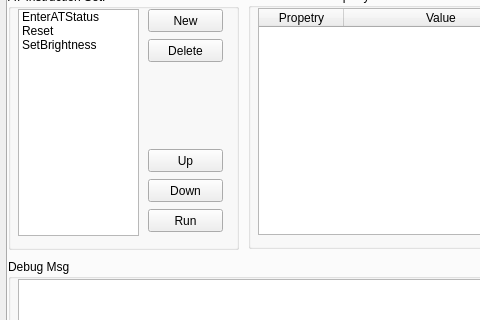
First picture: the form in mainwindow.ui, repository HeartbreakSurvivor/DDCTool, before the edit; both pictures show x 0 to 480 and y 118 to 438 of the 812 by 603 pixel window.
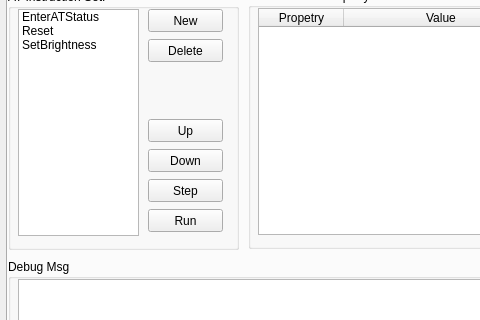
Second picture: the form after the edit. The open tabs and pages were chosen to show the change. Icons and pictures are not drawn.

Commit message: ready to use the wizard widget to implement the creation of new instruction

```diff
--- a/mainwindow.ui
+++ b/mainwindow.ui
@@ -1436,7 +1436,7 @@
         </rect>
        </property>
        <property name="text">
-        <string>Up</string>
+        <string>Down</string>
        </property>
       </widget>
       <widget class="QPushButton" name="pushButton_17">
@@ -1449,7 +1449,20 @@
         </rect>
        </property>
        <property name="text">
-        <string>Down</string>
+        <string>Step</string>
+       </property>
+      </widget>
+      <widget class="QPushButton" name="pushButton_18">
+       <property name="geometry">
+        <rect>
+         <x>140</x>
+         <y>130</y>
+         <width>75</width>
+         <height>23</height>
+        </rect>
+       </property>
+       <property name="text">
+        <string>Up</string>
        </property>
       </widget>
      </widget>
```
Left out of the diff: 2 changed lines with no effect on the pictures. The commit also changes 4 other files.
